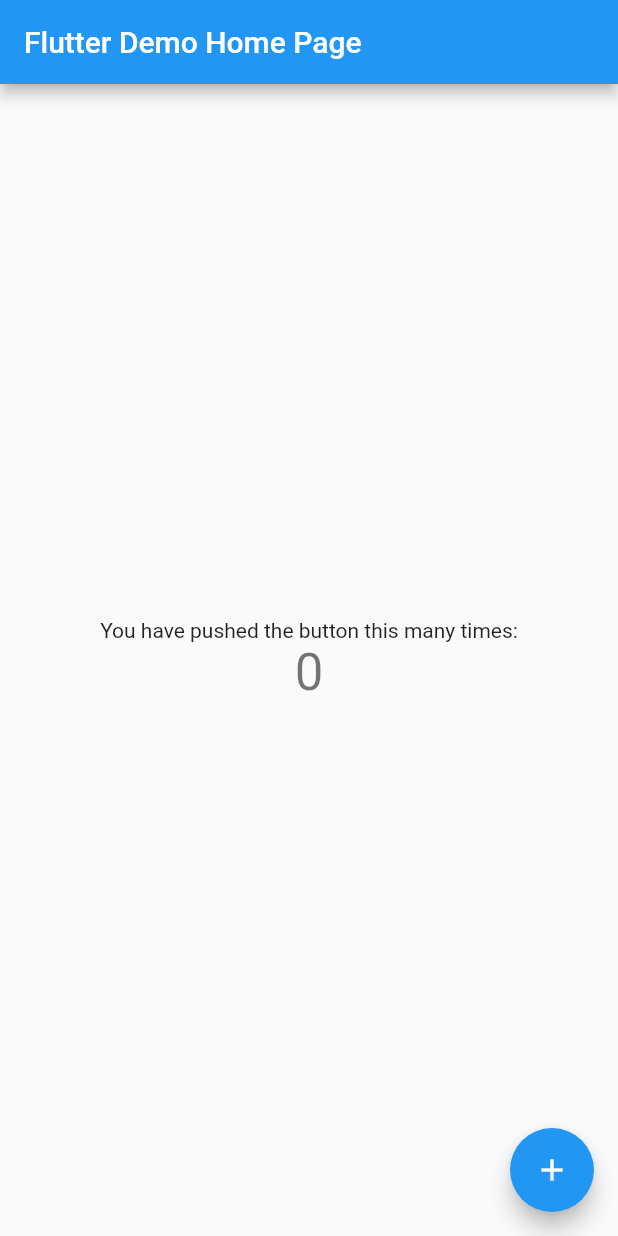
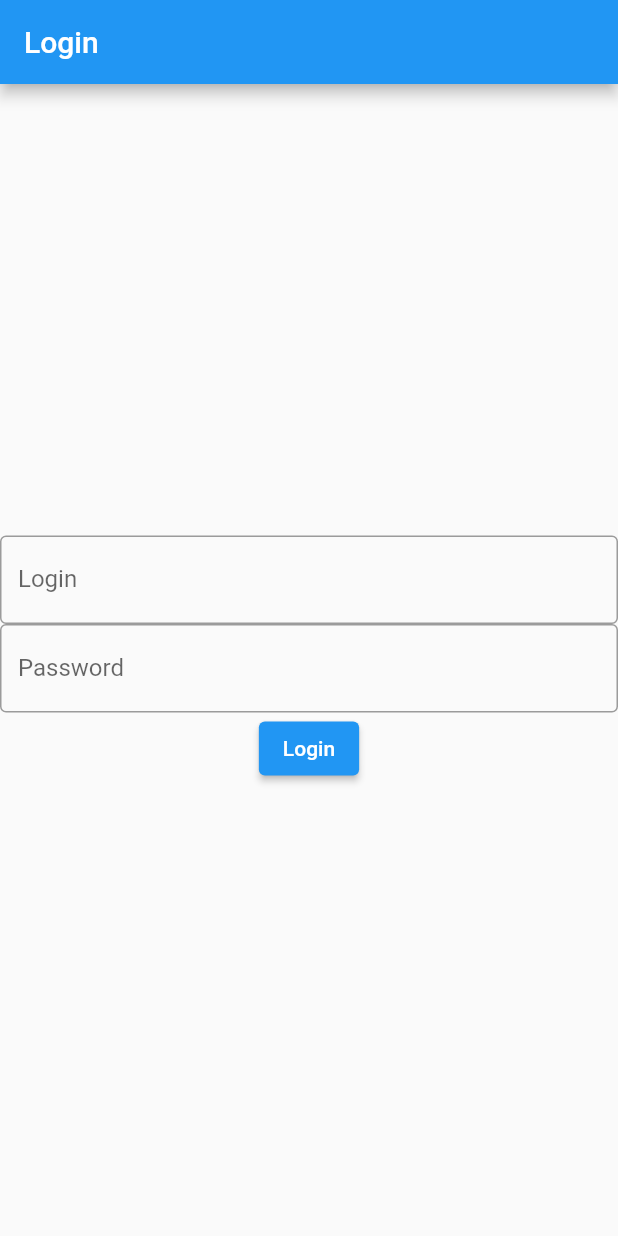
Before and after one commit to alerocco7/colombo-rocco, a Flutter app: the screen it shows after launch, on a phone screen of 412 x 824 dp. Run offline on Flutter 3.47's test engine with Material 2 defaults, Android fonts, the phone set to English and light mode, and no system bars.

Commit message:
[ale] login page scaffold created

```diff
--- a/lib/main.dart
+++ b/lib/main.dart
@@ -1,115 +1,23 @@
 import 'package:flutter/material.dart';
+
+import 'package:colombo_rocco/screens/login.dart';
 
 void main() {
   runApp(const MyApp());
-}
+} //main
 
 class MyApp extends StatelessWidget {
   const MyApp({Key? key}) : super(key: key);
 
-  // This widget is the root of your application.
   @override
   Widget build(BuildContext context) {
     return MaterialApp(
-      title: 'Flutter Demo',
-      theme: ThemeData(
-        // This is the theme of your application.
-        //
-        // Try running your application with "flutter run". You'll see the
-        // application has a blue toolbar. Then, without quitting the app, try
-        // changing the primarySwatch below to Colors.green and then invoke
-        // "hot reload" (press "r" in the console where you ran "flutter run",
-        // or simply save your changes to "hot reload" in a Flutter IDE).
-        // Notice that the counter didn't reset back to zero; the application
-        // is not restarted.
-        primarySwatch: Colors.blue,
-      ),
-      home: const MyHomePage(title: 'Flutter Demo Home Page'),
+      //This specifies the app entrypoint
+      initialRoute: '/login/',
+      //This maps names to the set of routes within the app
+      routes: {
+        '/login/': (context) => Login(),
+      },
     );
-  }
-}
-
-class MyHomePage extends StatefulWidget {
-  const MyHomePage({Key? key, required this.title}) : super(key: key);
-
-  // This widget is the home page of your application. It is stateful, meaning
-  // that it has a State object (defined below) that contains fields that affect
-  // how it looks.
-
-  // This class is the configuration for the state. It holds the values (in this
-  // case the title) provided by the parent (in this case the App widget) and
-  // used by the build method of the State. Fields in a Widget subclass are
-  // always marked "final".
-
-  final String title;
-
-  @override
-  State<MyHomePage> createState() => _MyHomePageState();
-}
-
-class _MyHomePageState extends State<MyHomePage> {
-  int _counter = 0;
-
-  void _incrementCounter() {
-    setState(() {
-      // This call to setState tells the Flutter framework that something has
-      // changed in this State, which causes it to rerun the build method below
-      // so that the display can reflect the updated values. If we changed
-      // _counter without calling setState(), then the build method would not be
-      // called again, and so nothing would appear to happen.
-      _counter++;
-    });
-  }
-
-  @override
-  Widget build(BuildContext context) {
-    // This method is rerun every time setState is called, for instance as done
-    // by the _incrementCounter method above.
-    //
-    // The Flutter framework has been optimized to make rerunning build methods
-    // fast, so that you can just rebuild anything that needs updating rather
-    // than having to individually change instances of widgets.
-    return Scaffold(
-      appBar: AppBar(
-        // Here we take the value from the MyHomePage object that was created by
-        // the App.build method, and use it to set our appbar title.
-        title: Text(widget.title),
-      ),
-      body: Center(
-        // Center is a layout widget. It takes a single child and positions it
-        // in the middle of the parent.
-        child: Column(
-          // Column is also a layout widget. It takes a list of children and
-          // arranges them vertically. By default, it sizes itself to fit its
-          // children horizontally, and tries to be as tall as its parent.
-          //
-          // Invoke "debug painting" (press "p" in the console, choose the
-          // "Toggle Debug Paint" action from the Flutter Inspector in Android
-          // Studio, or the "Toggle Debug Paint" command in Visual Studio Code)
-          // to see the wireframe for each widget.
-          //
-          // Column has various properties to control how it sizes itself and
-          // how it positions its children. Here we use mainAxisAlignment to
-          // center the children vertically; the main axis here is the vertical
-          // axis because Columns are vertical (the cross axis would be
-          // horizontal).
-          mainAxisAlignment: MainAxisAlignment.center,
-          children: <Widget>[
-            const Text(
-              'You have pushed the button this many times:',
-            ),
-            Text(
-              '$_counter',
-              style: Theme.of(context).textTheme.headline4,
-            ),
-          ],
-        ),
-      ),
-      floatingActionButton: FloatingActionButton(
-        onPressed: _incrementCounter,
-        tooltip: 'Increment',
-        child: const Icon(Icons.add),
-      ), // This trailing comma makes auto-formatting nicer for build methods.
-    );
-  }
-}
+  } //build
+}//MyApp
--- /dev/null
+++ b/lib/screens/login.dart
@@ -0,0 +1,78 @@
+import 'package:flutter/material.dart';
+
+class Login extends StatefulWidget {
+  const Login({Key? key}) : super(key: key);
+
+  static const route = '/login/';
+  static const routename = 'Login';
+
+  @override
+  State<Login> createState() => _LoginState();
+}
+
+class _LoginState extends State<Login> {
+  late TextEditingController _controller;
+  late TextEditingController _controller2;
+
+  @override
+  void initState() {
+    super.initState();
+    _controller = TextEditingController();
+    _controller2 = TextEditingController();
+  }
+
+  @override
+  void dispose() {
+    _controller.dispose();
+    _controller2.dispose();
+    super.dispose();
+  }
+
+  @override
+  Widget build(BuildContext context) {
+    //print('${Login.routename} built');
+
+    return Scaffold(
+      appBar: AppBar(
+        title: Text(Login.routename),
+      ),
+      body: Center(
+        child: Column(
+          mainAxisAlignment: MainAxisAlignment.center,
+          children: [
+            TextField(
+              decoration: InputDecoration(
+                border: OutlineInputBorder(),
+                labelText: 'Login',
+              ),
+              controller: _controller,
+            ),
+            TextField(
+              obscureText: true,
+              decoration: InputDecoration(
+                border: OutlineInputBorder(),
+                labelText: 'Password',
+              ),
+              controller: _controller2,
+            ),
+            ElevatedButton(
+              child: Text('Login'),
+              onPressed: () {
+                //This allows to go to the HomePage
+                if (_controller.text == 'user' &&
+                    _controller2.text == 'strong') {
+                  Navigator.pushNamed(context, '/homepage/');
+                } else {
+                  ScaffoldMessenger.of(context)
+                    ..removeCurrentSnackBar()
+                    ..showSnackBar(
+                        SnackBar(content: Text('Username o password errate')));
+                }
+              },
+            ),
+          ],
+        ),
+      ),
+    );
+  }
+} //ProfilePage
```
